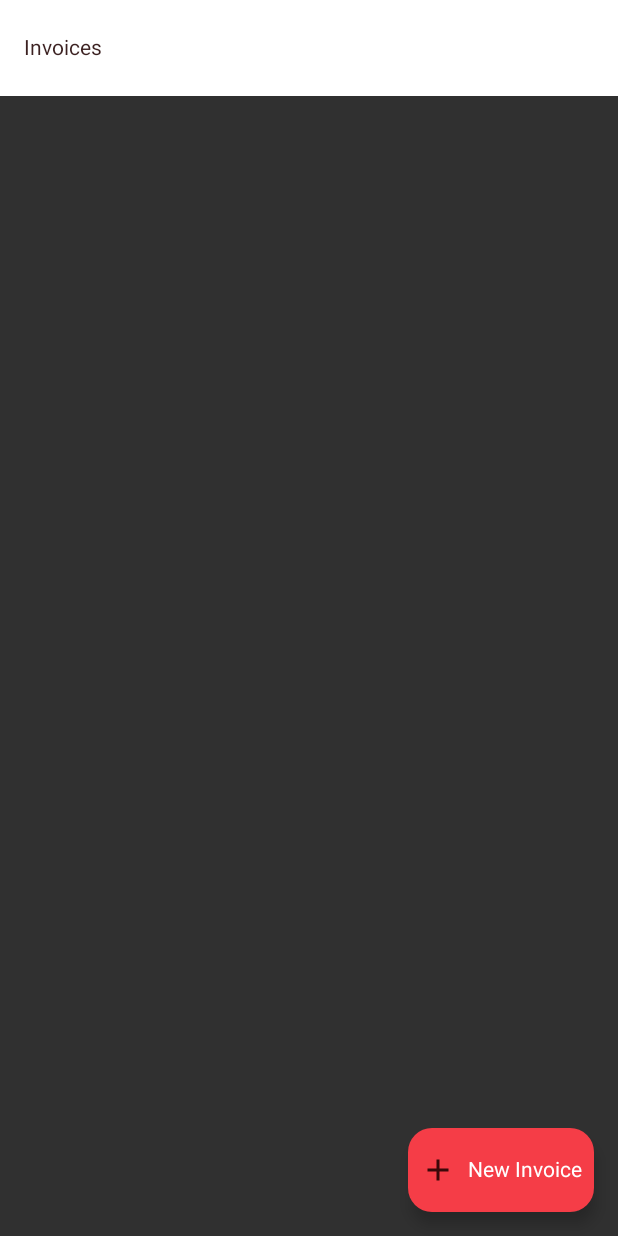
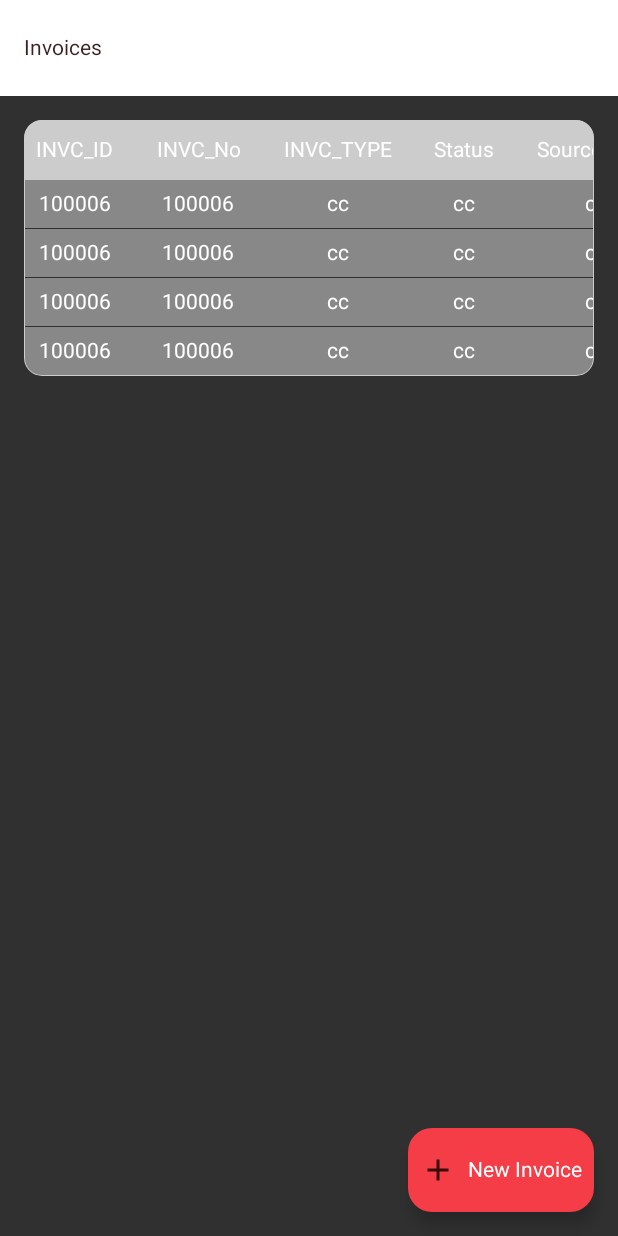
Before and after one commit to marwanm7moud/POS-Retail, an Android app built with Jetpack Compose: the composable AllInvoicesScreen shown on its own in the app's theme, on a phone screen of 412 x 824 dp. Run offline under Robolectric (Android 15) with nearby library versions, the phone set to English and light mode, and no system bars; our stand-ins replace Voyager.

Commit message:
finish invoices screen

```diff
--- a/composeApp/src/commonMain/kotlin/org/abapps/app/presentation/app/App.kt
+++ b/composeApp/src/commonMain/kotlin/org/abapps/app/presentation/app/App.kt
@@ -2,7 +2,8 @@ package org.abapps.app.presentation.app
 
 import androidx.compose.foundation.Image
 import androidx.compose.foundation.background
-import androidx.compose.foundation.layout.*
+import androidx.compose.foundation.layout.Box
+import androidx.compose.foundation.layout.fillMaxSize
 import androidx.compose.runtime.Composable
 import androidx.compose.runtime.collectAsState
 import androidx.compose.runtime.getValue
@@ -13,7 +14,6 @@ import cafe.adriel.voyager.navigator.Navigator
 import cafe.adriel.voyager.transitions.SlideTransition
 import com.beepbeep.designSystem.ui.theme.Theme
 import org.abapps.app.presentation.screens.allinvoices.AllInvoicesScreen
-import org.abapps.app.presentation.screens.invoiceScreen.InvoiceScreen
 import org.abapps.app.resource.StarTouchTheme
 import org.abapps.app.util.getScreenModel
 import org.jetbrains.compose.resources.DrawableResource
@@ -39,7 +39,7 @@ object MainApp : Screen {
                     contentDescription = "",
                     contentScale = ContentScale.Crop
                 )
-                Navigator(InvoiceScreen()) {
+                Navigator(AllInvoicesScreen()) {
                     SlideTransition(it)
                 }
             }
--- /dev/null
+++ b/composeApp/src/commonMain/kotlin/org/abapps/app/presentation/screens/allinvoices/AllInvoicesInteraction.kt
@@ -0,0 +1,7 @@
+package org.abapps.app.presentation.screens.allinvoices
+
+interface AllInvoicesInteraction {
+    fun onClickItem(index:Int)
+    fun onClickItemDelete(index: Int)
+
+}
--- a/composeApp/src/commonMain/kotlin/org/abapps/app/presentation/screens/allinvoices/AllInvoicesScreen.kt
+++ b/composeApp/src/commonMain/kotlin/org/abapps/app/presentation/screens/allinvoices/AllInvoicesScreen.kt
@@ -1,38 +1,30 @@
 package org.abapps.app.presentation.screens.allinvoices
 
-import androidx.compose.foundation.background
 import androidx.compose.foundation.layout.Arrangement
 import androidx.compose.foundation.layout.Box
 import androidx.compose.foundation.layout.Row
 import androidx.compose.foundation.layout.fillMaxSize
 import androidx.compose.foundation.layout.padding
-import androidx.compose.foundation.layout.size
-import androidx.compose.foundation.shape.CircleShape
-import androidx.compose.material.BadgedBox
 import androidx.compose.material.icons.Icons
 import androidx.compose.material.icons.filled.Add
-import androidx.compose.material.icons.filled.ShoppingCart
 import androidx.compose.material3.FloatingActionButton
 import androidx.compose.material3.Icon
 import androidx.compose.material3.Scaffold
 import androidx.compose.material3.Text
 import androidx.compose.runtime.Composable
+import androidx.compose.runtime.collectAsState
+import androidx.compose.runtime.getValue
 import androidx.compose.ui.Alignment
 import androidx.compose.ui.Modifier
 import androidx.compose.ui.graphics.Color
-import androidx.compose.ui.text.style.TextAlign
 import androidx.compose.ui.unit.dp
 import cafe.adriel.voyager.core.screen.Screen
 import com.beepbeep.designSystem.ui.composable.StAppBar
-import com.beepbeep.designSystem.ui.composable.animate.SlideAnimation
 import com.beepbeep.designSystem.ui.theme.Theme
-import org.abapps.app.presentation.screens.composable.AppScaffold
+import org.abapps.app.presentation.screens.allinvoices.composables.InvoicesItemTable
 import org.abapps.app.presentation.screens.invoiceScreen.InvoiceScreen
 import org.abapps.app.presentation.util.EventHandler
 import org.abapps.app.util.getScreenModel
-import org.jetbrains.compose.resources.painterResource
-import org.koin.core.parameter.parametersOf
-import pos_retail.composeapp.generated.resources.Res
 
 class AllInvoicesScreen : Screen {
 
@@ -40,6 +32,7 @@ class AllInvoicesScreen : Screen {
     override fun Content() {
 
         val screenModel = getScreenModel<AllInvoicesScreenModel>()
+        val state by screenModel.state.collectAsState()
 
         EventHandler(screenModel.effect){effect, navigator ->
             when(effect){
@@ -82,7 +75,15 @@ class AllInvoicesScreen : Screen {
                 }
             })
         {
-
+            InvoicesItemTable(
+                modifier = Modifier.padding(top = it.calculateTopPadding()),
+                invoiceItems = state.invoicesList,
+                selectedItemIndex = state.selectedInvoiceIndex,
+                onClickItem = screenModel::onClickItem,
+                onClickItemEdit = {},
+                onClickItemDelete = screenModel::onClickItemDelete,
+                onClickItemCopy = {}
+            )
         }
     }
 }
--- a/composeApp/src/commonMain/kotlin/org/abapps/app/presentation/screens/allinvoices/AllInvoicesScreenModel.kt
+++ b/composeApp/src/commonMain/kotlin/org/abapps/app/presentation/screens/allinvoices/AllInvoicesScreenModel.kt
@@ -5,7 +5,8 @@ import kotlinx.coroutines.CoroutineScope
 import org.abapps.app.presentation.base.BaseScreenModel
 
 class AllInvoicesScreenModel() :
-    BaseScreenModel<AllInvoicesState, AllInvoicesUiEffect>(AllInvoicesState()) {
+    BaseScreenModel<AllInvoicesState, AllInvoicesUiEffect>(AllInvoicesState()),
+    AllInvoicesInteraction {
 
 
     override val viewModelScope: CoroutineScope get() = screenModelScope
@@ -13,4 +14,11 @@ class AllInvoicesScreenModel() :
     fun onClickFloatActionButton() {
         sendNewEffect(AllInvoicesUiEffect.NavigateToNewInvoice)
     }
+
+    override fun onClickItem(index: Int) {
+        updateState { it.copy(selectedInvoiceIndex = index) }
+    }
+    override fun onClickItemDelete(index: Int) {
+        updateState { it.copy(invoicesList = it.invoicesList - it.invoicesList[index]) }
+    }
 }
--- a/composeApp/src/commonMain/kotlin/org/abapps/app/presentation/screens/allinvoices/AllInvoicesState.kt
+++ b/composeApp/src/commonMain/kotlin/org/abapps/app/presentation/screens/allinvoices/AllInvoicesState.kt
@@ -2,8 +2,41 @@ package org.abapps.app.presentation.screens.allinvoices
 
 import org.abapps.app.presentation.base.ErrorState
 
-data class AllInvoicesState (
+data class AllInvoicesState(
     val errorMessage: String = "",
     val errorState: ErrorState? = null,
     val isLoading: Boolean = false,
+    val invoicesList: List<InvoiceUiState> = listOf(
+        InvoiceUiState(),
+        InvoiceUiState(),
+        InvoiceUiState(),
+        InvoiceUiState(),
+    ),
+    val selectedInvoiceIndex: Int = -1,
+
+    )
+
+data class InvoiceUiState(
+    val invId: Long = 100006,
+    val invNumber: Long = 100006,
+    val invType: String = "cc",
+    val status: String = "cc",
+    val sourceType: String = "cc",
+    val comment: String = "cc",
+    val hold: Boolean = true,
+    val invDate: String = "cc",
+    val post: Boolean = true,
+    val postedDate: String = "cc",
+    val custId: Long = 100006,
+    val firstName: String = "cc",
+    val cashierId: Long = 100006,
+    val cashierName: String = "cc",
+    val amt: String = "cc",
+    val createDate: String = "cc",
+    val sComId: Long = 1,
+    val storeId: Long = 1,
+    val ws: Long = 1,
+    val soId: Long = 0,
+    val reverse: Long = 0,
+    val indexId: Long = 0,
 )
--- /dev/null
+++ b/composeApp/src/commonMain/kotlin/org/abapps/app/presentation/screens/allinvoices/composables/invoicesTable.kt
@@ -0,0 +1,254 @@
+package org.abapps.app.presentation.screens.allinvoices.composables
+
+import androidx.compose.foundation.BorderStroke
+import androidx.compose.foundation.ExperimentalFoundationApi
+import androidx.compose.foundation.background
+import androidx.compose.foundation.border
+import androidx.compose.foundation.combinedClickable
+import androidx.compose.foundation.horizontalScroll
+import androidx.compose.foundation.layout.Arrangement
+import androidx.compose.foundation.layout.Box
+import androidx.compose.foundation.layout.Column
+import androidx.compose.foundation.layout.Row
+import androidx.compose.foundation.layout.Spacer
+import androidx.compose.foundation.layout.fillMaxWidth
+import androidx.compose.foundation.layout.height
+import androidx.compose.foundation.layout.padding
+import androidx.compose.foundation.layout.width
+import androidx.compose.foundation.rememberScrollState
+import androidx.compose.foundation.shape.RoundedCornerShape
+import androidx.compose.material3.DropdownMenu
+import androidx.compose.material3.DropdownMenuItem
+import androidx.compose.material3.Text
+import androidx.compose.runtime.Composable
+import androidx.compose.runtime.getValue
+import androidx.compose.runtime.mutableStateMapOf
+import androidx.compose.runtime.mutableStateOf
+import androidx.compose.runtime.remember
+import androidx.compose.runtime.setValue
+import androidx.compose.runtime.snapshots.SnapshotStateMap
+import androidx.compose.ui.Modifier
+import androidx.compose.ui.draw.clip
+import androidx.compose.ui.graphics.Color
+import androidx.compose.ui.platform.LocalDensity
+import androidx.compose.ui.unit.dp
+import org.abapps.app.presentation.screens.allinvoices.InvoiceUiState
+import org.abapps.app.presentation.screens.composable.itemBox
+import org.abapps.app.util.calculateBiggestWidthOnEveryRow
+
+@OptIn(ExperimentalFoundationApi::class)
+@Composable
+fun InvoicesItemTable(
+    invoiceItems: List<InvoiceUiState>,
+    selectedItemIndex: Int,
+    onClickItem: (Int) -> Unit,
+    onClickItemDelete: (Int) -> Unit,
+    onClickItemEdit: (Int) -> Unit,
+    onClickItemCopy: (Int) -> Unit,
+    modifier: Modifier
+) {
+    val headers = InvoicesHeaders.entries.toTypedArray()
+    val biggestColumnWidths = calculateBiggestWidths(invoiceItems)
+
+
+
+    Column(
+        modifier = modifier.padding(16.dp)
+            .clip(RoundedCornerShape(12.dp))
+            //.defaultMinSize(minHeight = 120.dp)
+            .border(BorderStroke(0.5.dp, Color.LightGray), RoundedCornerShape(12.dp))
+            .horizontalScroll(rememberScrollState(0))
+    ) {
+        Row(
+            horizontalArrangement = Arrangement.spacedBy(12.dp),
+            modifier = Modifier.background(color = Color.LightGray).padding(vertical = 8.dp),
+        ) {
+            headers.forEach { header ->
+                itemBox(
+                    content = header.title,
+                    modifier = Modifier
+                        .padding(4.dp)
+                        .width(with(LocalDensity.current) {
+                            (biggestColumnWidths[header] ?: 0).toDp()
+                        })
+                )
+            }
+        }
+        repeat(invoiceItems.size) { index ->
+            val item = invoiceItems[index]
+            var expanded by remember { mutableStateOf(false) }
+            Box {
+                DropdownMenu(
+                    expanded = expanded,
+                    onDismissRequest = {
+                        expanded = false
+                    }
+                ) {
+                    DropdownMenuItem(
+                        onClick = {
+                            expanded = false
+                            onClickItemDelete(index)
+                        },
+                        text = {
+                            Text(text = "Delete")
+                        },
+                    )
+                    DropdownMenuItem(
+                        onClick = {
+                            expanded = false
+                            onClickItemEdit(index)
+                        },
+                        text = {
+                            Text(text = "Edit")
+                        },
+                    )
+                    DropdownMenuItem(
+                        onClick = {
+                            expanded = false
+                            onClickItemCopy(index)
+                        },
+                        text = {
+                            Text(text = "Copy")
+                        },
+                    )
+
+                }
+                Row(
+                    horizontalArrangement = Arrangement.spacedBy(12.dp),
+                    modifier = Modifier.background(
+                        color = if (selectedItemIndex == index) Color(
+                            0xFF383a3d
+                        ) else Color.Gray
+                    ).combinedClickable(
+                        onClick = {
+                            onClickItem(index)
+                        },
+                        onLongClick = {
+                            onClickItem(index)
+                            expanded = !expanded
+                        }
+                    )
+                        .padding(vertical = 4.dp)
+                ) {
+                    headers.forEach { header ->
+                        val content = when (header) {
+                            InvoicesHeaders.invId -> item.invId.toString()
+                            InvoicesHeaders.invNumber -> item.invNumber.toString()
+                            InvoicesHeaders.invType -> item.invType.toString()
+                            InvoicesHeaders.status -> item.status.toString()
+                            InvoicesHeaders.sourceType -> item.sourceType.toString()
+                            InvoicesHeaders.comment -> item.comment.toString()
+                            InvoicesHeaders.hold -> item.hold.toString()
+                            InvoicesHeaders.invDate -> item.invDate.toString()
+                            InvoicesHeaders.post -> item.post.toString()
+                            InvoicesHeaders.postedDate -> item.postedDate.toString()
+                            InvoicesHeaders.custId -> item.custId.toString()
+                            InvoicesHeaders.firstName -> item.firstName.toString()
+                            InvoicesHeaders.cashierId -> item.cashierId.toString()
+                            InvoicesHeaders.cashierName -> item.cashierName.toString()
+                            InvoicesHeaders.amt -> item.amt.toString()
+                            InvoicesHeaders.createDate -> item.createDate.toString()
+                            InvoicesHeaders.sComId -> item.sComId.toString()
+                            InvoicesHeaders.storeId -> item.storeId.toString()
+                            InvoicesHeaders.ws -> item.ws.toString()
+                            InvoicesHeaders.soId -> item.soId.toString()
+                            InvoicesHeaders.reverse -> item.reverse.toString()
+                            InvoicesHeaders.indexId -> item.indexId.toString()
+                        }
+                        itemBox(
+                            content = content,
+                            modifier = Modifier
+                                .padding(4.dp)
+                                .width(with(LocalDensity.current) {
+                                    (biggestColumnWidths[header] ?: 0).toDp()
+                                })
+                        )
+                    }
+                }
+            }
+
+
+            Spacer(Modifier.fillMaxWidth().background(Color.LightGray).height(0.5.dp))
+        }
+    }
+}
+
+
+@Composable
+private fun calculateBiggestWidths(invoiceItems: List<InvoiceUiState>): SnapshotStateMap<InvoicesHeaders, Int> {
+    val biggestColumnWidths = remember { mutableStateMapOf<InvoicesHeaders, Int>() }
+
+    biggestColumnWidths[InvoicesHeaders.invId] =
+        calculateBiggestWidthOnEveryRow(invoiceItems.map { it.invId.toString() } + InvoicesHeaders.invId.title)
+    biggestColumnWidths[InvoicesHeaders.invNumber] =
+        calculateBiggestWidthOnEveryRow(invoiceItems.map { it.invNumber.toString() } + InvoicesHeaders.invNumber.title)
+    biggestColumnWidths[InvoicesHeaders.invType] =
+        calculateBiggestWidthOnEveryRow(invoiceItems.map { it.invType.toString() } + InvoicesHeaders.invType.title)
+    biggestColumnWidths[InvoicesHeaders.status] =
+        calculateBiggestWidthOnEveryRow(invoiceItems.map { it.status.toString() } + InvoicesHeaders.status.title)
+    biggestColumnWidths[InvoicesHeaders.sourceType] =
+        calculateBiggestWidthOnEveryRow(invoiceItems.map { it.sourceType.toString() } + InvoicesHeaders.sourceType.title)
+    biggestColumnWidths[InvoicesHeaders.invNumber] =
+        calculateBiggestWidthOnEveryRow(invoiceItems.map { it.invNumber.toString() } + InvoicesHeaders.invNumber.title)
+    biggestColumnWidths[InvoicesHeaders.comment] =
+        calculateBiggestWidthOnEveryRow(invoiceItems.map { it.comment.toString() } + InvoicesHeaders.comment.title)
+    biggestColumnWidths[InvoicesHeaders.hold] =
+        calculateBiggestWidthOnEveryRow(listOf(InvoicesHeaders.comment.title))
+    biggestColumnWidths[InvoicesHeaders.invDate] =
+        calculateBiggestWidthOnEveryRow(invoiceItems.map { it.invDate.toString() } + InvoicesHeaders.invDate.title)
+    biggestColumnWidths[InvoicesHeaders.post] =
+        calculateBiggestWidthOnEveryRow(listOf(InvoicesHeaders.post.title))
+    biggestColumnWidths[InvoicesHeaders.postedDate] =
+        calculateBiggestWidthOnEveryRow(invoiceItems.map { it.postedDate.toString() } + InvoicesHeaders.postedDate.title)
+    biggestColumnWidths[InvoicesHeaders.custId] =
+        calculateBiggestWidthOnEveryRow(invoiceItems.map { it.custId.toString() } + InvoicesHeaders.custId.title)
+    biggestColumnWidths[InvoicesHeaders.firstName] =
+        calculateBiggestWidthOnEveryRow(invoiceItems.map { it.firstName.toString() } + InvoicesHeaders.firstName.title)
+    biggestColumnWidths[InvoicesHeaders.cashierId] =
+        calculateBiggestWidthOnEveryRow(invoiceItems.map { it.cashierId.toString() } + InvoicesHeaders.cashierId.title)
+    biggestColumnWidths[InvoicesHeaders.cashierName] =
+        calculateBiggestWidthOnEveryRow(invoiceItems.map { it.cashierName.toString() } + InvoicesHeaders.cashierName.title)
+    biggestColumnWidths[InvoicesHeaders.amt] =
+        calculateBiggestWidthOnEveryRow(invoiceItems.map { it.amt.toString() } + InvoicesHeaders.amt.title)
+    biggestColumnWidths[InvoicesHeaders.createDate] =
+        calculateBiggestWidthOnEveryRow(invoiceItems.map { it.createDate.toString() } + InvoicesHeaders.createDate.title)
+    biggestColumnWidths[InvoicesHeaders.sComId] =
+        calculateBiggestWidthOnEveryRow(invoiceItems.map { it.sComId.toString() } + InvoicesHeaders.sComId.title)
+    biggestColumnWidths[InvoicesHeaders.storeId] =
+        calculateBiggestWidthOnEveryRow(invoiceItems.map { it.storeId.toString() } + InvoicesHeaders.storeId.title)
+    biggestColumnWidths[InvoicesHeaders.ws] =
+        calculateBiggestWidthOnEveryRow(invoiceItems.map { it.ws.toString() } + InvoicesHeaders.ws.title)
+    biggestColumnWidths[InvoicesHeaders.reverse] =
+        calculateBiggestWidthOnEveryRow(invoiceItems.map { it.reverse.toString() } + InvoicesHeaders.reverse.title)
+    biggestColumnWidths[InvoicesHeaders.indexId] =
+        calculateBiggestWidthOnEveryRow(invoiceItems.map { it.indexId.toString() } + InvoicesHeaders.indexId.title)
+    biggestColumnWidths[InvoicesHeaders.soId] =
+        calculateBiggestWidthOnEveryRow(invoiceItems.map { it.soId.toString() } + InvoicesHeaders.soId.title)
+    return biggestColumnWidths
+}
+
+
+private enum class InvoicesHeaders(val title: String) {
+    invId("INVC_ID"),
+    invNumber("INVC_No"),
+    invType("INVC_TYPE"),
+    status("Status"),
+    sourceType("Source_Type"),
+    comment("Comment"),
+    hold("Hold"),
+    invDate("INVC_Date"),
+    post("Post"),
+    postedDate("PostedDate"),
+    custId("Cust_ID"),
+    firstName("First_Name"),
+    cashierId("Cashier_ID"),
+    cashierName("Cashier_Name"),
+    amt("AMT"),
+    createDate("Create_Date"),
+    sComId("SCom_ID"),
+    storeId("Store_ID"),
+    ws("WS"),
+    soId("SO_ID"),
+    reverse("Reverse"),
+    indexId("Index_ID"),
+}
--- a/composeApp/src/commonMain/kotlin/org/abapps/app/presentation/screens/invoiceScreen/InvoiceScreenModel.kt
+++ b/composeApp/src/commonMain/kotlin/org/abapps/app/presentation/screens/invoiceScreen/InvoiceScreenModel.kt
@@ -5,7 +5,7 @@ import kotlinx.coroutines.CoroutineScope
 import org.abapps.app.presentation.base.BaseScreenModel
 
 class InvoiceScreenModel() :
-    BaseScreenModel<InvoiceUiState, InvoiceUiEffect>(InvoiceUiState()), InvoiceInteractions {
+    BaseScreenModel<NewInvoiceUiState, InvoiceUiEffect>(NewInvoiceUiState()), InvoiceInteractions {
 
     override val viewModelScope: CoroutineScope get() = screenModelScope
 
--- a/composeApp/src/commonMain/kotlin/org/abapps/app/presentation/screens/invoiceScreen/InvoiceUiState.kt
+++ b/composeApp/src/commonMain/kotlin/org/abapps/app/presentation/screens/invoiceScreen/NewInvoiceUiState.kt
@@ -1,6 +1,6 @@
 package org.abapps.app.presentation.screens.invoiceScreen
 
-data class InvoiceUiState(
+data class NewInvoiceUiState(
     val isAddItem: Boolean = false,
     val selectedItemsIndexFromAllItems: List<Int> = emptyList(),
     val selectedItemIndexFromInvoice: Int = -1,
```
